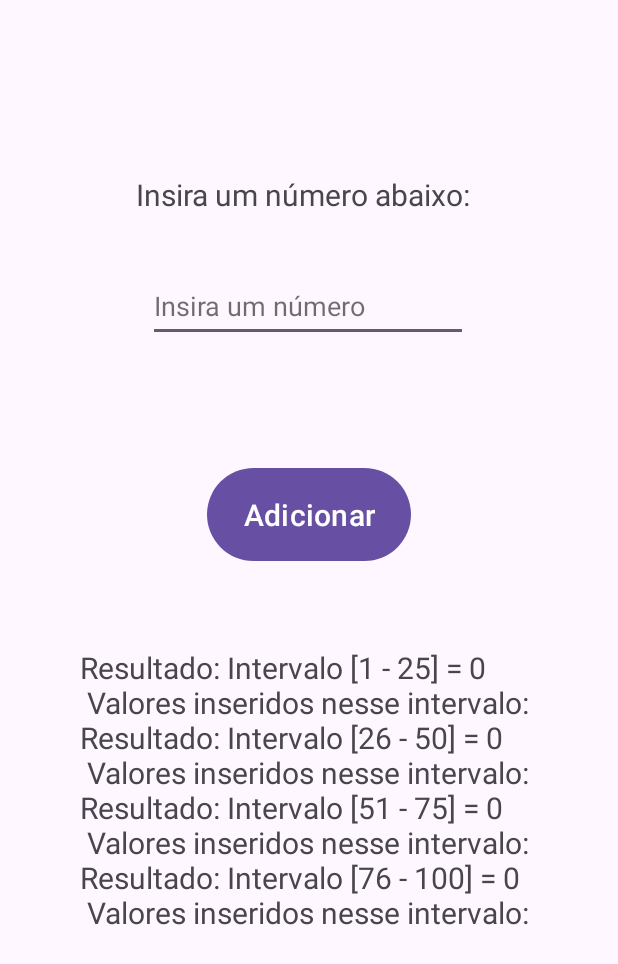
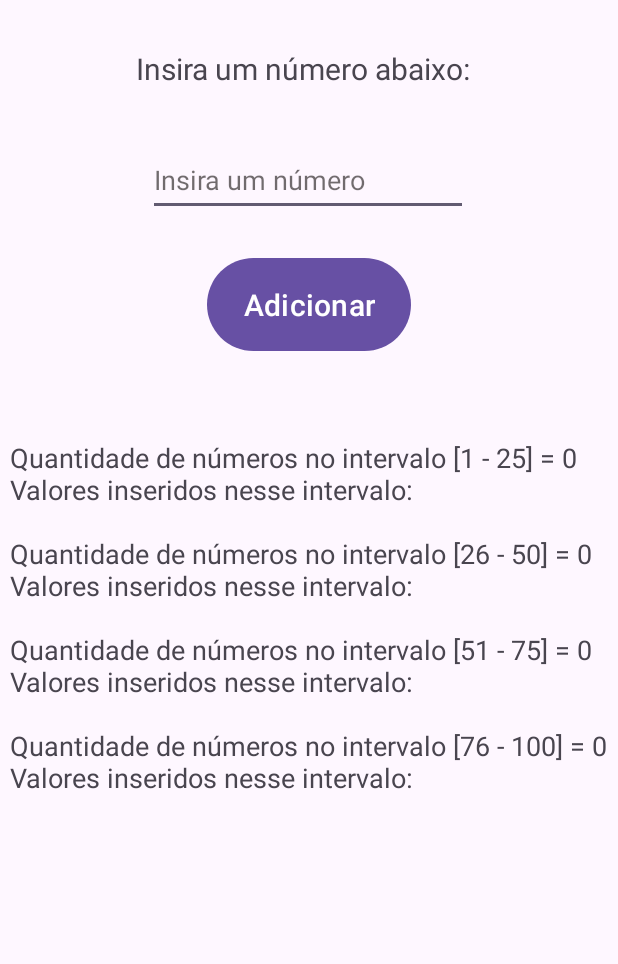
Before and after one commit to GustavoLanca/intervalo, an Android app: the screen it shows after launch (MainActivity), after a tap on "Adicionar", on a phone screen of 412 x 824 dp. Shown: the top 964 px of the screen. Run offline under Robolectric (Android 15) with nearby library versions, the phone set to English and light mode, and no system bars; 1 statement that could not run was skipped.

Commit message:
Primeiro Commit

```diff
--- a/app/src/main/java/com/example/intervalo/MainActivity.java
+++ b/app/src/main/java/com/example/intervalo/MainActivity.java
@@ -49,24 +49,24 @@ public class MainActivity extends AppCompatActivity {
         float num = Float.parseFloat(itNum.getText().toString());
             if (num >= 1 && num <= 25) {
                 n1to25 = n1to25 + 1;
-                s1to25 = s1to25 + "; " + num;
+                s1to25 = s1to25 + num+ "; ";
             } else if (num >= 26 && num <= 50) {
                 n26to50 = n26to50 + 1;
-                s26to50 = s26to50 + "; " + num;
+                s26to50 = s26to50 + num + "; ";
             } else if (num >= 51 && num <= 75) {
                 n51to75 = n51to75 + 1;
-                s51to75 = s51to75 + "; " + num;
+                s51to75 = s51to75 + num + "; ";
             } else if (num >= 76 && num <= 100) {
                 n76to100 = n76to100 + 1;
-                s76to100 = s76to100 + "; " + num;
+                s76to100 = s76to100 + num + "; ";
             } else if (num == 0) {
                 cond = true;
             }
         if (cond) {
-            String s1 = "Resultado: Intervalo [1 - 25] = " + n1to25 + "\n " + s1to25;
-            String s2 = "\nResultado: Intervalo [26 - 50] = " + n26to50 + "\n " + s26to50;
-            String s3 = "\nResultado: Intervalo [51 - 75] = " + n51to75 + "\n " + s51to75;
-            String s4 = "\nResultado: Intervalo [76 - 100] = " + n76to100 + "\n " + s76to100;
+            String s1 = "Quantidade de números no intervalo [1 - 25] = " + n1to25 + "\n" + s1to25;
+            String s2 = "\n\nQuantidade de números no intervalo [26 - 50] = " + n26to50 + "\n" + s26to50;
+            String s3 = "\n\nQuantidade de números no intervalo [51 - 75] = " + n51to75 + "\n" + s51to75;
+            String s4 = "\n\nQuantidade de números no intervalo [76 - 100] = " + n76to100 + "\n" + s76to100;
             String res = s1 + s2 + s3 + s4;
             tvResultado.setText(res);
             n1to25 = 0;
--- a/app/src/main/res/layout/activity_main.xml
+++ b/app/src/main/res/layout/activity_main.xml
@@ -11,19 +11,20 @@
         android:id="@+id/lbl1"
         android:layout_width="230dp"
         android:layout_height="48dp"
-        android:layout_marginTop="116dp"
+        android:layout_marginTop="32dp"
         android:text="@string/lbl1"
         android:textSize="20sp"
         app:layout_constraintEnd_toEndOf="parent"
         app:layout_constraintHorizontal_bias="0.497"
         app:layout_constraintStart_toStartOf="parent"
-        app:layout_constraintTop_toTopOf="parent" />
+        app:layout_constraintTop_toTopOf="parent"
+        tools:ignore="TextSizeCheck" />
 
     <Button
         android:id="@+id/btnAdicionar"
         android:layout_width="wrap_content"
         android:layout_height="70dp"
-        android:layout_marginTop="80dp"
+        android:layout_marginTop="24dp"
         android:text="@string/btnAdicionar"
         android:textSize="20sp"
         app:layout_constraintEnd_toEndOf="parent"
@@ -51,7 +52,7 @@
         android:layout_height="wrap_content"
         android:layout_marginTop="52dp"
         android:text="@string/tvResultado"
-        android:textSize="20sp"
+        android:textSize="18sp"
         app:layout_constraintBottom_toBottomOf="parent"
         app:layout_constraintEnd_toEndOf="parent"
         app:layout_constraintHorizontal_bias="0.498"
```
